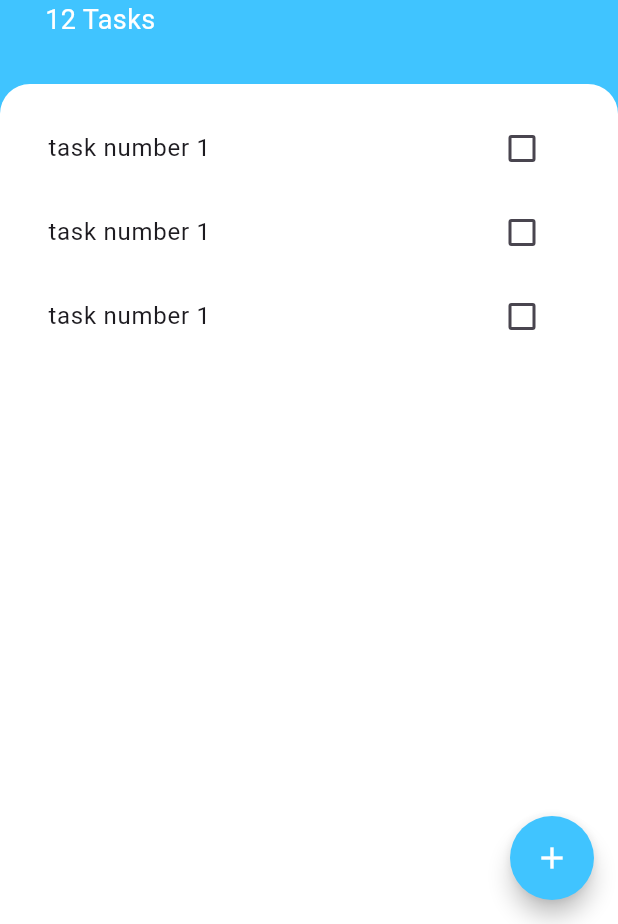
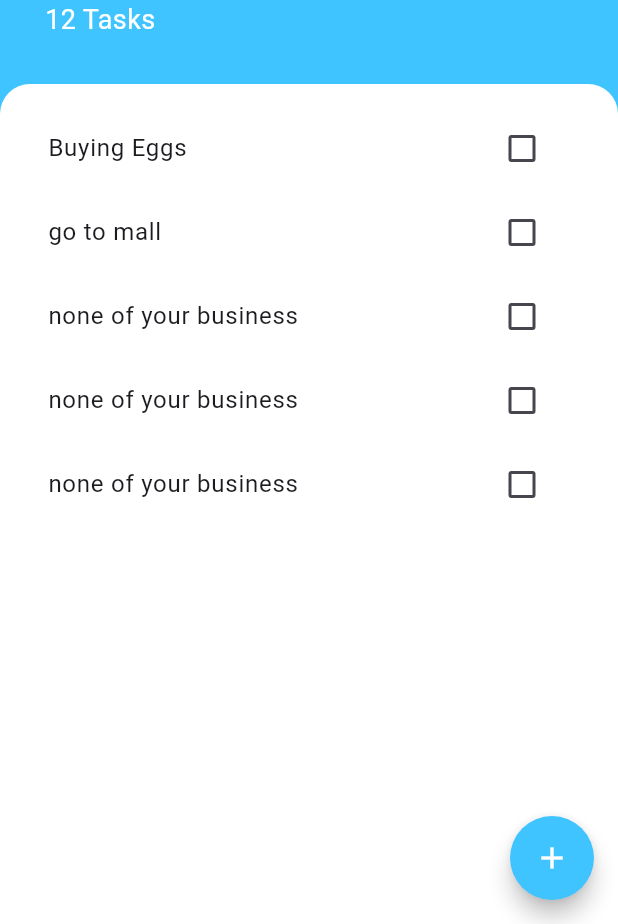
Before and after one commit to Mohalimmed/Todoey, a Flutter app: the screen it shows after launch, on a phone screen of 412 x 824 dp, the part 312-1236 px from its top. Run offline on Flutter 3.47's test engine with Material 3 defaults, Android fonts, the phone set to English and light mode, and no system bars.

Commit message:
adding the model and fixing some codes of handling the states locally and for callbacks functions

```diff
--- /dev/null
+++ b/lib/models/task-models.dart
@@ -0,0 +1,13 @@
+class TaskModels {
+
+final String? name;
+bool isChecked;
+
+TaskModels({this.name, this.isChecked = false});
+
+void toggleFunction(){
+  isChecked = !isChecked;
+}
+
+
+}
--- a/lib/widgets/task_list.dart
+++ b/lib/widgets/task_list.dart
@@ -1,18 +1,35 @@
-
 import 'package:flutter/material.dart';
+import 'package:todoey/models/task-models.dart';
 import 'package:todoey/widgets/task_tile.dart';
 
-class TasksItems extends StatelessWidget {
+class TasksItems extends StatefulWidget {
+  @override
+  State<TasksItems> createState() => _TasksItemsState();
+}
 
+class _TasksItemsState extends State<TasksItems> {
+  List<TaskModels> tasks = [
+    TaskModels(name: 'Buying Eggs'),
+    TaskModels(name: 'go to mall'),
+    TaskModels(name: 'none of your business'),
+    TaskModels(name: 'none of your business'),
+    TaskModels(name: 'none of your business'),
+  ];
 
   @override
   Widget build(BuildContext context) {
-    return ListView(
-      children: [
-        TaskTile(),
-        TaskTile(),
-        TaskTile(),
-      ],
+    return ListView.builder(
+      itemBuilder: (context, index) => TaskTile(
+          name: tasks[index].name ?? '',
+          isChecked: tasks[index].isChecked,
+          toggleCallBack: () {
+            setState(
+              () {
+                tasks[index].toggleFunction();
+              },
+            );
+          }),
+      itemCount: tasks.length,
     );
   }
 }
--- a/lib/widgets/task_tile.dart
+++ b/lib/widgets/task_tile.dart
@@ -1,57 +1,25 @@
 import 'package:flutter/material.dart';
 
-class TaskTile extends StatefulWidget {
-  const TaskTile({
-    super.key,
-  });
-
-  @override
-  State<TaskTile> createState() => _TaskTileState();
-}
-
-class _TaskTileState extends State<TaskTile> {
-  bool isChecked = false;
-
-
-
+class TaskTile extends StatelessWidget {
+  final String name;
+  bool isChecked;
+  final Function() toggleCallBack;
+  TaskTile({super.key, required this.name,required this.isChecked, required this.toggleCallBack});
   @override
   Widget build(BuildContext context) {
     return ListTile(
       title: Text(
-        'task number 1 ',
+        name,
         style: TextStyle(
             decoration: isChecked ? TextDecoration.lineThrough : null),
       ),
-      trailing: AddCheckBox(
-        checkBoxToggle: (bool value) {
-          setState(() {
-            isChecked = value;
-          });
-        },
-        checkedBox: isChecked,
-      ),
+      trailing:Checkbox(
+        value: isChecked,
+        activeColor: Colors.lightBlueAccent,
+        onChanged: (value){
+          toggleCallBack();
+        }
+      )
     );
   }
 }
-
-class AddCheckBox extends StatelessWidget {
-  const AddCheckBox({
-    super.key,
-    required this.checkedBox,
-    required this.checkBoxToggle,
-  });
-
-  final bool checkedBox;
-  final Function(bool) checkBoxToggle;
-
-  @override
-  Widget build(BuildContext context) {
-    return Checkbox(
-      value: checkedBox,
-      activeColor: Colors.lightBlueAccent,
-      onChanged: (value) {
-        if (value != null) checkBoxToggle(value);
-      },
-    );
-  }
-}
```
Also changed, not shown: lib/screens/taskes_screen.dart (+7 -4 lines).
